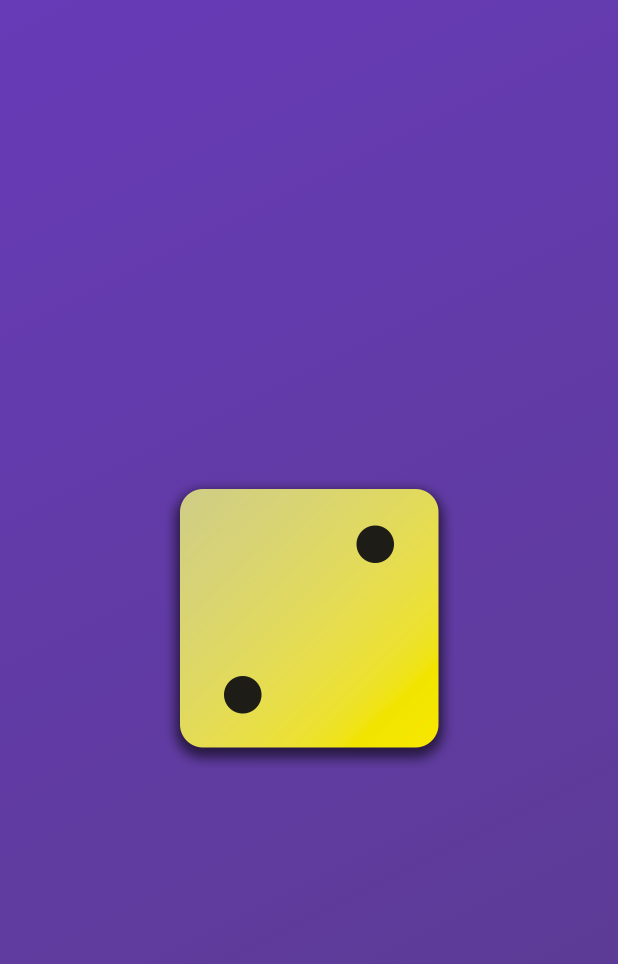
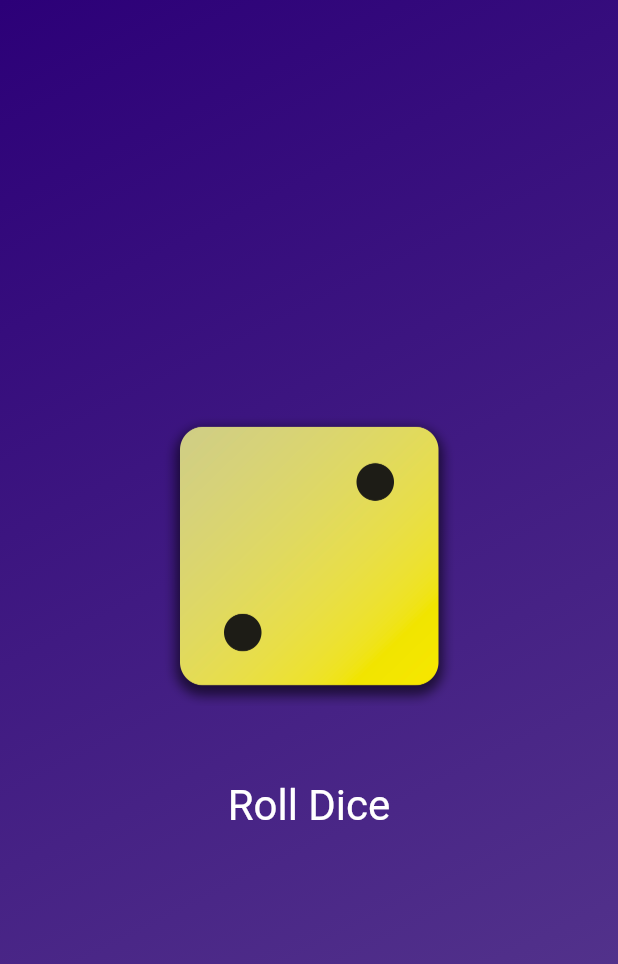
Before and after one commit to cxw320/flutter_foundations, a Flutter app: the screen it shows after launch, on a phone screen of 412 x 824 dp. Shown: the top 964 px of the screen. Run offline on Flutter 3.47's test engine with Material 2 defaults, Android fonts, the phone set to English and light mode, and no system bars.

Commit message:
Add dice roller stateful widget and state class

```diff
--- /dev/null
+++ b/lib/dice_roller.dart
@@ -0,0 +1,36 @@
+import 'package:flutter/material.dart';
+
+class DiceRoller extends StatefulWidget {
+  const DiceRoller({super.key});
+
+  @override
+  State<DiceRoller> createState() {
+    return _DiceRollerState();
+  }
+}
+
+class _DiceRollerState extends State<DiceRoller> {
+  var activeDiceImage = 'assets/images/dice-2.png';
+
+  void rollDice() {
+    activeDiceImage = 'assets/images/dice-3.png';
+  }
+
+  @override
+  Widget build(context) {
+    return Column(
+      mainAxisSize: MainAxisSize.min,
+      children: [
+        Image.asset(activeDiceImage, width: 200),
+        TextButton(
+          onPressed: rollDice,
+          style: TextButton.styleFrom(
+              padding: const EdgeInsets.only(top: 50),
+              foregroundColor: Colors.white,
+              textStyle: const TextStyle(fontSize: 28)),
+          child: const Text('Roll Dice'),
+        )
+      ],
+    );
+  }
+}
--- a/lib/gradient_container.dart
+++ b/lib/gradient_container.dart
@@ -1,10 +1,16 @@
 import 'package:flutter/material.dart';
+
+import 'dice_roller.dart';
 
 const startAlignment = Alignment.topLeft;
 const endAlignment = Alignment.bottomRight;
 
 class GradientContainer extends StatelessWidget {
   const GradientContainer(this.color1, this.color2, {super.key});
+
+  const GradientContainer.purple({super.key})
+      : color1 = Colors.deepPurple,
+        color2 = Colors.indigo;
 
   final Color color1;
   final Color color2;
@@ -19,8 +25,8 @@ class GradientContainer extends StatelessWidget {
           end: endAlignment,
         ),
       ),
-      child: Center(
-        child: Image.asset('assets/images/dice-2.png', width: 200),
+      child: const Center(
+        child: DiceRoller(),
       ),
     );
   }
--- a/lib/main.dart
+++ b/lib/main.dart
@@ -10,7 +10,7 @@ void main() {
     const MaterialApp(
       home: Scaffold(
         body: GradientContainer(
-            Colors.deepPurple, Color.fromARGB(255, 90, 60, 143)),
+            Color.fromARGB(255, 44, 0, 120), Color.fromARGB(255, 90, 60, 143)),
       ),
     ),
   );
```
